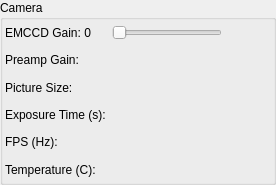
This is hal4000/qtdesigner/camera-params.ui in ZhuangLab/storm-control as Qt 5 draws it before an edit. The edited form follows.
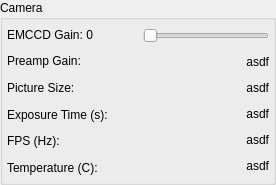
This is the edited form.

Commit message: Adjust new layouts so that they look better on windows.

Diff of the .ui file:
```diff
--- a/hal4000/qtdesigner/camera-params.ui
+++ b/hal4000/qtdesigner/camera-params.ui
@@ -16,46 +16,71 @@
   <property name="title">
    <string>Camera</string>
   </property>
-  <layout class="QGridLayout" name="gridLayout">
+  <layout class="QHBoxLayout" name="horizontalLayout">
+   <property name="spacing">
+    <number>6</number>
+   </property>
    <property name="margin">
     <number>2</number>
    </property>
-   <item row="3" column="0">
+   <item>
+    <layout class="QVBoxLayout" name="verticalLayout_2">
+     <property name="margin">
+      <number>2</number>
+     </property>
+     <item>
+      <widget class="QLabel" name="EMCCDLabel">
+       <property name="text">
+        <string>EMCCD Gain: 0</string>
+       </property>
+      </widget>
+     </item>
+     <item>
     <widget class="QLabel" name="preampGainLabel">
      <property name="text">
       <string>Preamp Gain:</string>
      </property>
     </widget>
    </item>
-   <item row="4" column="0">
+     <item>
     <widget class="QLabel" name="pictureSizeLabel">
      <property name="text">
       <string>Picture Size:</string>
      </property>
     </widget>
    </item>
-   <item row="5" column="0">
+     <item>
     <widget class="QLabel" name="exposureTimeLabel">
      <property name="text">
       <string>Exposure Time (s):</string>
      </property>
     </widget>
    </item>
-   <item row="6" column="0">
+     <item>
     <widget class="QLabel" name="FPSLabel">
      <property name="text">
       <string>FPS (Hz):</string>
      </property>
     </widget>
    </item>
-   <item row="1" column="0">
-    <widget class="QLabel" name="EMCCDLabel">
+     <item>
+      <widget class="QLabel" name="temperatureLabel">
      <property name="text">
-      <string>EMCCD Gain: 0</string>
+        <string>Temperature (C):</string>
      </property>
     </widget>
    </item>
-   <item row="1" column="1">
+    </layout>
+   </item>
+   <item>
+    <layout class="QVBoxLayout" name="verticalLayout">
+     <property name="spacing">
+      <number>2</number>
+     </property>
+     <property name="margin">
+      <number>2</number>
+     </property>
+     <item>
     <widget class="QSlider" name="EMCCDSlider">
      <property name="sizePolicy">
       <sizepolicy hsizetype="Preferred" vsizetype="Preferred">
@@ -65,7 +90,7 @@
      </property>
      <property name="minimumSize">
       <size>
-       <width>110</width>
+         <width>0</width>
        <height>0</height>
       </size>
      </property>
@@ -80,77 +105,72 @@
      </property>
     </widget>
    </item>
-   <item row="7" column="0">
-    <widget class="QLabel" name="temperatureLabel">
-     <property name="text">
-      <string>Temperature (C):</string>
-     </property>
-    </widget>
-   </item>
-   <item row="7" column="1" colspan="2">
-    <widget class="QLabel" name="temperatureText">
-     <property name="layoutDirection">
-      <enum>Qt::LeftToRight</enum>
-     </property>
-     <property name="text">
-      <string/>
-     </property>
-     <property name="alignment">
-      <set>Qt::AlignRight|Qt::AlignTrailing|Qt::AlignVCenter</set>
-     </property>
-    </widget>
-   </item>
-   <item row="3" column="1" colspan="2">
+     <item>
     <widget class="QLabel" name="preampGainText">
      <property name="layoutDirection">
       <enum>Qt::LeftToRight</enum>
      </property>
      <property name="text">
-      <string/>
+        <string>asdf</string>
      </property>
      <property name="alignment">
       <set>Qt::AlignRight|Qt::AlignTrailing|Qt::AlignVCenter</set>
      </property>
     </widget>
    </item>
-   <item row="4" column="1" colspan="2">
+     <item>
     <widget class="QLabel" name="pictureSizeText">
      <property name="layoutDirection">
       <enum>Qt::LeftToRight</enum>
      </property>
      <property name="text">
-      <string/>
+        <string>asdf</string>
      </property>
      <property name="alignment">
       <set>Qt::AlignRight|Qt::AlignTrailing|Qt::AlignVCenter</set>
      </property>
     </widget>
    </item>
-   <item row="6" column="1" colspan="2">
-    <widget class="QLabel" name="FPSText">
-     <property name="layoutDirection">
-      <enum>Qt::LeftToRight</enum>
-     </property>
-     <property name="text">
-      <string/>
-     </property>
-     <property name="alignment">
-      <set>Qt::AlignRight|Qt::AlignTrailing|Qt::AlignVCenter</set>
-     </property>
-    </widget>
-   </item>
-   <item row="5" column="1" colspan="2">
+     <item>
     <widget class="QLabel" name="exposureTimeText">
      <property name="layoutDirection">
       <enum>Qt::LeftToRight</enum>
      </property>
      <property name="text">
-      <string/>
+        <string>asdf</string>
      </property>
      <property name="alignment">
       <set>Qt::AlignRight|Qt::AlignTrailing|Qt::AlignVCenter</set>
      </property>
     </widget>
+     </item>
+     <item>
+      <widget class="QLabel" name="FPSText">
+       <property name="layoutDirection">
+        <enum>Qt::LeftToRight</enum>
+       </property>
+       <property name="text">
+        <string>asdf</string>
+       </property>
+       <property name="alignment">
+        <set>Qt::AlignRight|Qt::AlignTrailing|Qt::AlignVCenter</set>
+       </property>
+      </widget>
+     </item>
+     <item>
+      <widget class="QLabel" name="temperatureText">
+       <property name="layoutDirection">
+        <enum>Qt::LeftToRight</enum>
+       </property>
+       <property name="text">
+        <string>asdf</string>
+       </property>
+       <property name="alignment">
+        <set>Qt::AlignRight|Qt::AlignTrailing|Qt::AlignVCenter</set>
+       </property>
+      </widget>
+     </item>
+    </layout>
    </item>
   </layout>
  </widget>
```
Lines whose indentation alone changed are shown as unchanged. The commit also changes 3 other files.
